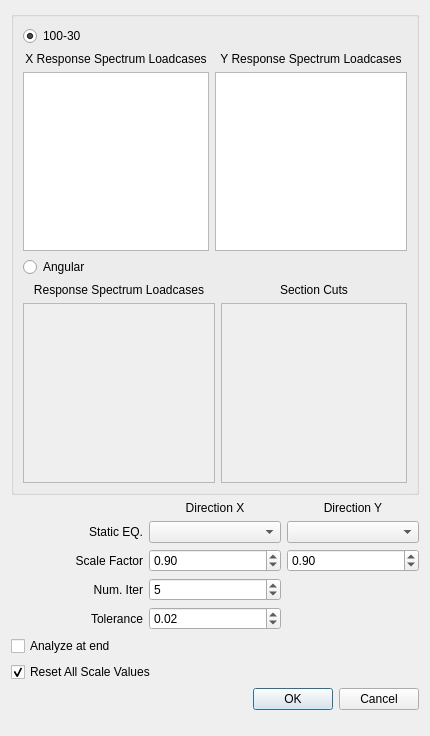
This is civilTools/widgets/response_spectrum.ui in ebrahimraeyat/OSAFE as Qt 5 draws it before an edit. The edited form follows.
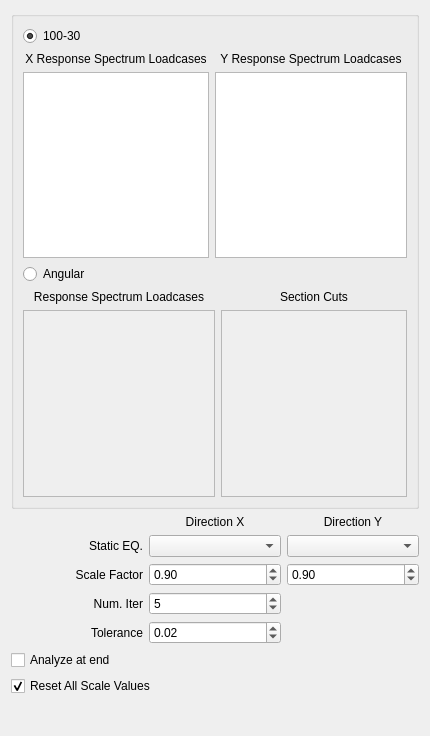
This is the edited form.

Commit message: export response spectrum to FreeCAD

```diff
--- a/civilTools/widgets/response_spectrum.ui
+++ b/civilTools/widgets/response_spectrum.ui
@@ -299,22 +299,6 @@
      </item>
     </layout>
    </item>
-   <item>
-    <widget class="QDialogButtonBox" name="buttonBox">
-     <property name="layoutDirection">
-      <enum>Qt::LeftToRight</enum>
-     </property>
-     <property name="orientation">
-      <enum>Qt::Horizontal</enum>
-     </property>
-     <property name="standardButtons">
-      <set>QDialogButtonBox::Cancel|QDialogButtonBox::Ok</set>
-     </property>
-     <property name="centerButtons">
-      <bool>false</bool>
-     </property>
-    </widget>
-   </item>
    <item>
     <spacer name="verticalSpacer">
      <property name="orientation">
```
Left out of the diff: 35 changed lines with no effect on the pictures. The commit also changes 2 other files.
